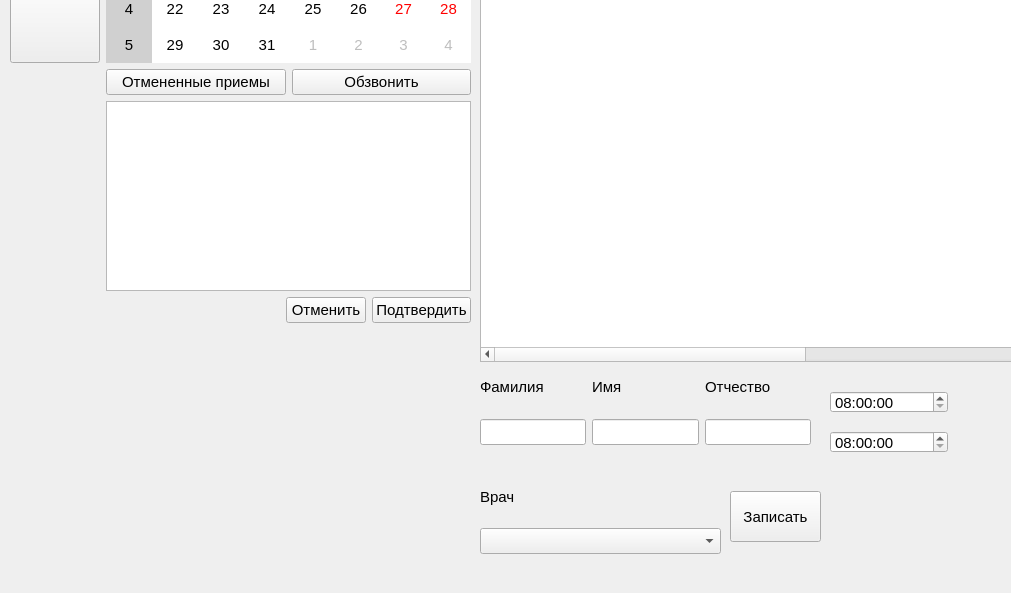
This is ui/main.ui in flexyw1be/DentalProject as Qt 5 draws it before an edit; both pictures show x 0 to 1011 and y 289 to 882 of the 1142 by 882 pixel window. The edited form follows.
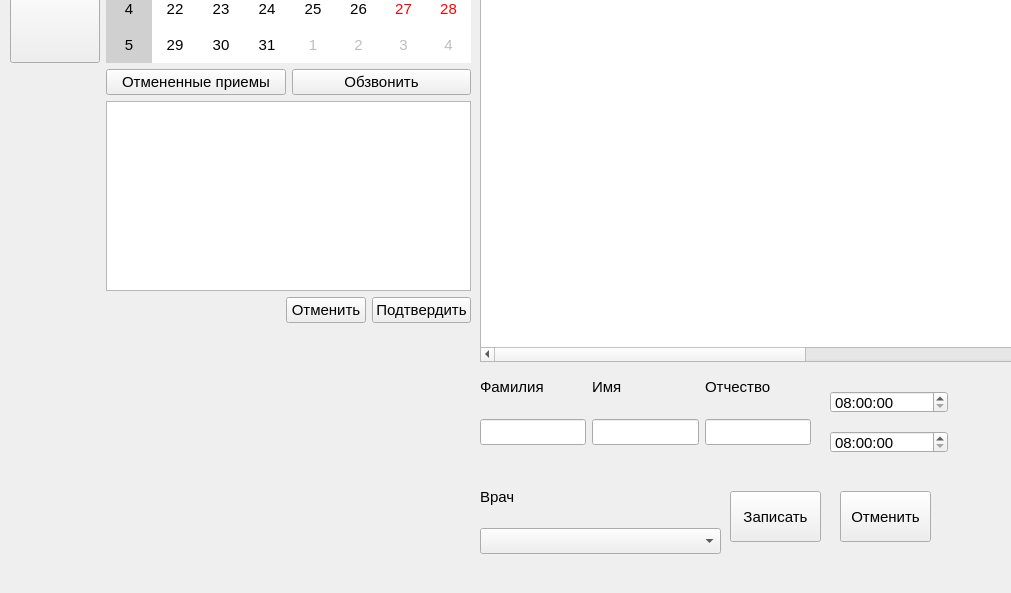
This is the edited form.

Diff of the .ui file:
```diff
--- a/ui/main.ui
+++ b/ui/main.ui
@@ -371,7 +371,7 @@
      <item row="1" column="1">
       <layout class="QHBoxLayout" name="horizontalLayout_3">
        <item>
-        <widget class="QPushButton" name="cancel_push_button">
+        <widget class="QPushButton" name="cancel_notes_push_button">
          <property name="font">
           <font>
            <family>Segoe UI</family>
@@ -665,6 +665,25 @@
      </time>
     </property>
    </widget>
+   <widget class="QPushButton" name="cancel_push_button">
+    <property name="geometry">
+     <rect>
+      <x>840</x>
+      <y>780</y>
+      <width>91</width>
+      <height>51</height>
+     </rect>
+    </property>
+    <property name="font">
+     <font>
+      <family>Segoe UI</family>
+      <pointsize>11</pointsize>
+     </font>
+    </property>
+    <property name="text">
+     <string>Отменить</string>
+    </property>
+   </widget>
   </widget>
  </widget>
  <resources/>
```
